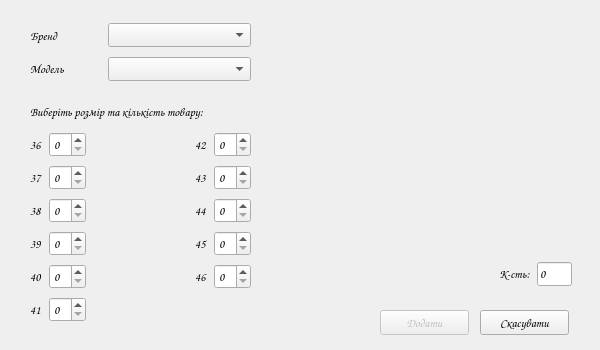
This is addgoodsdialog.ui in moz6go/ShoesStore as Qt 5 draws it before an edit. The edited form follows.
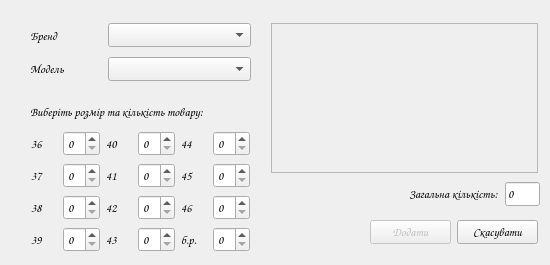
This is the edited form. Icons and pictures are not drawn.

Commit message: remake load/remove pic on addmodel dialog on edit mode; add sqlqueries class; start to remake addgoods dialog

```diff
--- a/addgoodsdialog.ui
+++ b/addgoodsdialog.ui
@@ -6,20 +6,20 @@
    <rect>
     <x>0</x>
     <y>0</y>
-    <width>600</width>
-    <height>350</height>
+    <width>550</width>
+    <height>265</height>
    </rect>
   </property>
   <property name="minimumSize">
    <size>
-    <width>600</width>
-    <height>350</height>
+    <width>550</width>
+    <height>265</height>
    </size>
   </property>
   <property name="maximumSize">
    <size>
-    <width>600</width>
-    <height>350</height>
+    <width>550</width>
+    <height>265</height>
    </size>
   </property>
   <property name="font">
@@ -34,35 +34,6 @@
    <iconset resource="pics.qrc">
     <normaloff>:/pics/add_goods.png</normaloff>:/pics/add_goods.png</iconset>
   </property>
-  <widget class="QPushButton" name="add_goods_pb">
-   <property name="enabled">
-    <bool>false</bool>
-   </property>
-   <property name="geometry">
-    <rect>
-     <x>380</x>
-     <y>310</y>
-     <width>89</width>
-     <height>25</height>
-    </rect>
-   </property>
-   <property name="text">
-    <string>Додати</string>
-   </property>
-  </widget>
-  <widget class="QPushButton" name="cancel_pb">
-   <property name="geometry">
-    <rect>
-     <x>480</x>
-     <y>310</y>
-     <width>89</width>
-     <height>25</height>
-    </rect>
-   </property>
-   <property name="text">
-    <string>Скасувати</string>
-   </property>
-  </widget>
   <widget class="QLabel" name="text_lbl">
    <property name="geometry">
     <rect>
@@ -79,13 +50,45 @@
     <bool>true</bool>
    </property>
   </widget>
-  <widget class="QWidget" name="layoutWidget2">
+  <widget class="QWidget" name="layoutWidget">
    <property name="geometry">
     <rect>
-     <x>270</x>
+     <x>30</x>
      <y>20</y>
-     <width>302</width>
-     <height>281</height>
+     <width>221</width>
+     <height>61</height>
+    </rect>
+   </property>
+   <layout class="QGridLayout" name="gridLayout_2">
+    <item row="0" column="0" rowspan="2">
+     <widget class="QLabel" name="label_3">
+      <property name="text">
+       <string>Бренд</string>
+      </property>
+     </widget>
+    </item>
+    <item row="2" column="0">
+     <widget class="QLabel" name="label">
+      <property name="text">
+       <string>Модель</string>
+      </property>
+     </widget>
+    </item>
+    <item row="0" column="1" rowspan="2" colspan="2">
+     <widget class="QComboBox" name="brand_cb"/>
+    </item>
+    <item row="2" column="1" colspan="2">
+     <widget class="QComboBox" name="model_cb"/>
+    </item>
+   </layout>
+  </widget>
+  <widget class="QWidget" name="">
+   <property name="geometry">
+    <rect>
+     <x>271</x>
+     <y>20</y>
+     <width>269</width>
+     <height>191</height>
     </rect>
    </property>
    <layout class="QVBoxLayout" name="verticalLayout">
@@ -93,19 +96,25 @@
      <widget class="QLabel" name="pic_lbl">
       <property name="minimumSize">
        <size>
-        <width>300</width>
-        <height>210</height>
+        <width>267</width>
+        <height>150</height>
        </size>
       </property>
       <property name="maximumSize">
        <size>
-        <width>300</width>
-        <height>210</height>
+        <width>267</width>
+        <height>150</height>
        </size>
       </property>
+      <property name="frameShape">
+       <enum>QFrame::StyledPanel</enum>
+      </property>
       <property name="text">
        <string/>
       </property>
+      <property name="alignment">
+       <set>Qt::AlignCenter</set>
+      </property>
      </widget>
     </item>
     <item>
@@ -126,7 +135,7 @@
       <item>
        <widget class="QLabel" name="label_2">
         <property name="text">
-         <string>К-сть:</string>
+         <string>Загальна кількість:</string>
         </property>
        </widget>
       </item>
@@ -162,72 +171,45 @@
     </item>
    </layout>
   </widget>
-  <widget class="QWidget" name="layoutWidget3">
+  <widget class="QWidget" name="">
    <property name="geometry">
     <rect>
-     <x>30</x>
+     <x>370</x>
+     <y>220</y>
+     <width>168</width>
+     <height>25</height>
+    </rect>
+   </property>
+   <layout class="QHBoxLayout" name="horizontalLayout">
+    <item>
+     <widget class="QPushButton" name="add_goods_pb">
+      <property name="enabled">
+       <bool>false</bool>
+      </property>
+      <property name="text">
+       <string>Додати</string>
+      </property>
+     </widget>
+    </item>
+    <item>
+     <widget class="QPushButton" name="cancel_pb">
+      <property name="text">
+       <string>Скасувати</string>
+      </property>
+     </widget>
+    </item>
+   </layout>
+  </widget>
+  <widget class="QWidget" name="">
+   <property name="geometry">
+    <rect>
+     <x>31</x>
      <y>130</y>
-     <width>221</width>
-     <height>200</height>
+     <width>219</width>
+     <height>124</height>
     </rect>
    </property>
    <layout class="QGridLayout" name="gridLayout">
-    <item row="5" column="0">
-     <layout class="QHBoxLayout" name="horizontalLayout_7">
-      <item>
-       <widget class="QLabel" name="lb_41">
-        <property name="text">
-         <string>41</string>
-        </property>
-       </widget>
-      </item>
-      <item>
-       <widget class="QSpinBox" name="sb_41"/>
-      </item>
-     </layout>
-    </item>
-    <item row="1" column="2">
-     <layout class="QHBoxLayout" name="horizontalLayout_9">
-      <item>
-       <widget class="QLabel" name="lb_43">
-        <property name="text">
-         <string>43</string>
-        </property>
-       </widget>
-      </item>
-      <item>
-       <widget class="QSpinBox" name="sb_43"/>
-      </item>
-     </layout>
-    </item>
-    <item row="1" column="0">
-     <layout class="QHBoxLayout" name="horizontalLayout_3">
-      <item>
-       <widget class="QLabel" name="lb_37">
-        <property name="text">
-         <string>37</string>
-        </property>
-       </widget>
-      </item>
-      <item>
-       <widget class="QSpinBox" name="sb_37"/>
-      </item>
-     </layout>
-    </item>
-    <item row="2" column="0">
-     <layout class="QHBoxLayout" name="horizontalLayout_4">
-      <item>
-       <widget class="QLabel" name="lb_38">
-        <property name="text">
-         <string>38</string>
-        </property>
-       </widget>
-      </item>
-      <item>
-       <widget class="QSpinBox" name="sb_38"/>
-      </item>
-     </layout>
-    </item>
     <item row="0" column="0">
      <layout class="QHBoxLayout" name="horizontalLayout_2">
       <item>
@@ -242,35 +224,21 @@
       </item>
      </layout>
     </item>
-    <item row="3" column="2">
-     <layout class="QHBoxLayout" name="horizontalLayout_11">
+    <item row="0" column="1">
+     <layout class="QHBoxLayout" name="horizontalLayout_6">
       <item>
-       <widget class="QLabel" name="lb_45">
+       <widget class="QLabel" name="lb_40">
         <property name="text">
-         <string>45</string>
+         <string>40</string>
         </property>
        </widget>
       </item>
       <item>
-       <widget class="QSpinBox" name="sb_45"/>
+       <widget class="QSpinBox" name="sb_40"/>
       </item>
      </layout>
     </item>
-    <item row="4" column="2">
-     <layout class="QHBoxLayout" name="horizontalLayout_12">
-      <item>
-       <widget class="QLabel" name="lb_46">
-        <property name="text">
-         <string>46</string>
-        </property>
-       </widget>
-      </item>
-      <item>
-       <widget class="QSpinBox" name="sb_46"/>
-      </item>
-     </layout>
-    </item>
-    <item row="2" column="2">
+    <item row="0" column="2">
      <layout class="QHBoxLayout" name="horizontalLayout_10">
       <item>
        <widget class="QLabel" name="lb_44">
@@ -284,7 +252,63 @@
       </item>
      </layout>
     </item>
-    <item row="0" column="2">
+    <item row="1" column="0">
+     <layout class="QHBoxLayout" name="horizontalLayout_3">
+      <item>
+       <widget class="QLabel" name="lb_37">
+        <property name="text">
+         <string>37</string>
+        </property>
+       </widget>
+      </item>
+      <item>
+       <widget class="QSpinBox" name="sb_37"/>
+      </item>
+     </layout>
+    </item>
+    <item row="1" column="1">
+     <layout class="QHBoxLayout" name="horizontalLayout_7">
+      <item>
+       <widget class="QLabel" name="lb_41">
+        <property name="text">
+         <string>41</string>
+        </property>
+       </widget>
+      </item>
+      <item>
+       <widget class="QSpinBox" name="sb_41"/>
+      </item>
+     </layout>
+    </item>
+    <item row="1" column="2">
+     <layout class="QHBoxLayout" name="horizontalLayout_11">
+      <item>
+       <widget class="QLabel" name="lb_45">
+        <property name="text">
+         <string>45</string>
+        </property>
+       </widget>
+      </item>
+      <item>
+       <widget class="QSpinBox" name="sb_45"/>
+      </item>
+     </layout>
+    </item>
+    <item row="2" column="0">
+     <layout class="QHBoxLayout" name="horizontalLayout_4">
+      <item>
+       <widget class="QLabel" name="lb_38">
+        <property name="text">
+         <string>38</string>
+        </property>
+       </widget>
+      </item>
+      <item>
+       <widget class="QSpinBox" name="sb_38"/>
+      </item>
+     </layout>
+    </item>
+    <item row="2" column="1">
      <layout class="QHBoxLayout" name="horizontalLayout_8">
       <item>
        <widget class="QLabel" name="lb_42">
@@ -298,17 +322,17 @@
       </item>
      </layout>
     </item>
-    <item row="4" column="0">
-     <layout class="QHBoxLayout" name="horizontalLayout_6">
+    <item row="2" column="2">
+     <layout class="QHBoxLayout" name="horizontalLayout_12">
       <item>
-       <widget class="QLabel" name="lb_40">
+       <widget class="QLabel" name="lb_46">
         <property name="text">
-         <string>40</string>
+         <string>46</string>
         </property>
        </widget>
       </item>
       <item>
-       <widget class="QSpinBox" name="sb_40"/>
+       <widget class="QSpinBox" name="sb_46"/>
       </item>
      </layout>
     </item>
@@ -326,50 +350,33 @@
       </item>
      </layout>
     </item>
-    <item row="0" column="1">
-     <spacer name="horizontalSpacer_2">
-      <property name="orientation">
-       <enum>Qt::Horizontal</enum>
-      </property>
-      <property name="sizeHint" stdset="0">
-       <size>
-        <width>40</width>
-        <height>20</height>
-       </size>
-      </property>
-     </spacer>
+    <item row="3" column="1">
+     <layout class="QHBoxLayout" name="horizontalLayout_9">
+      <item>
+       <widget class="QLabel" name="lb_43">
+        <property name="text">
+         <string>43</string>
+        </property>
+       </widget>
+      </item>
+      <item>
+       <widget class="QSpinBox" name="sb_43"/>
+      </item>
+     </layout>
     </item>
-   </layout>
-  </widget>
-  <widget class="QWidget" name="layoutWidget">
-   <property name="geometry">
-    <rect>
-     <x>30</x>
-     <y>20</y>
-     <width>221</width>
-     <height>61</height>
-    </rect>
-   </property>
-   <layout class="QGridLayout" name="gridLayout_2">
-    <item row="0" column="0" rowspan="2">
-     <widget class="QLabel" name="label_3">
-      <property name="text">
-       <string>Бренд</string>
-      </property>
-     </widget>
-    </item>
-    <item row="2" column="0">
-     <widget class="QLabel" name="label">
-      <property name="text">
-       <string>Модель</string>
-      </property>
-     </widget>
-    </item>
-    <item row="0" column="1" rowspan="2" colspan="2">
-     <widget class="QComboBox" name="brand_cb"/>
-    </item>
-    <item row="2" column="1" colspan="2">
-     <widget class="QComboBox" name="model_cb"/>
+    <item row="3" column="2">
+     <layout class="QHBoxLayout" name="horizontalLayout_14">
+      <item>
+       <widget class="QLabel" name="lb_ws">
+        <property name="text">
+         <string>б.р.</string>
+        </property>
+       </widget>
+      </item>
+      <item>
+       <widget class="QSpinBox" name="sb_ws"/>
+      </item>
+     </layout>
     </item>
    </layout>
   </widget>
```
The commit also changes 17 other files.
